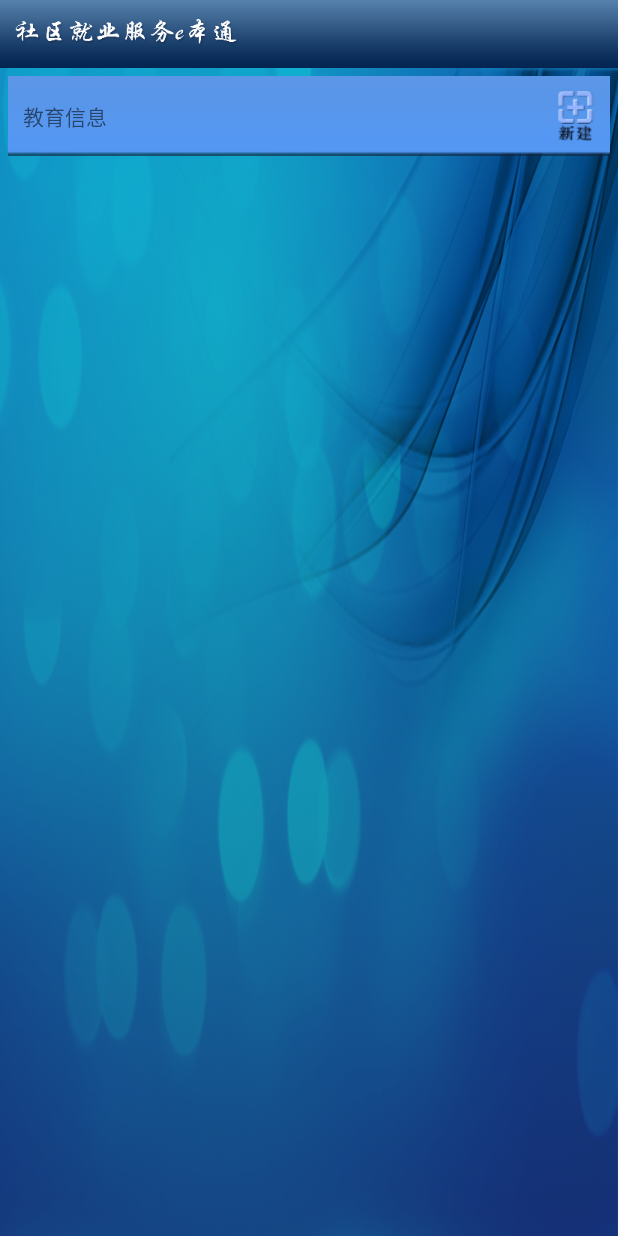
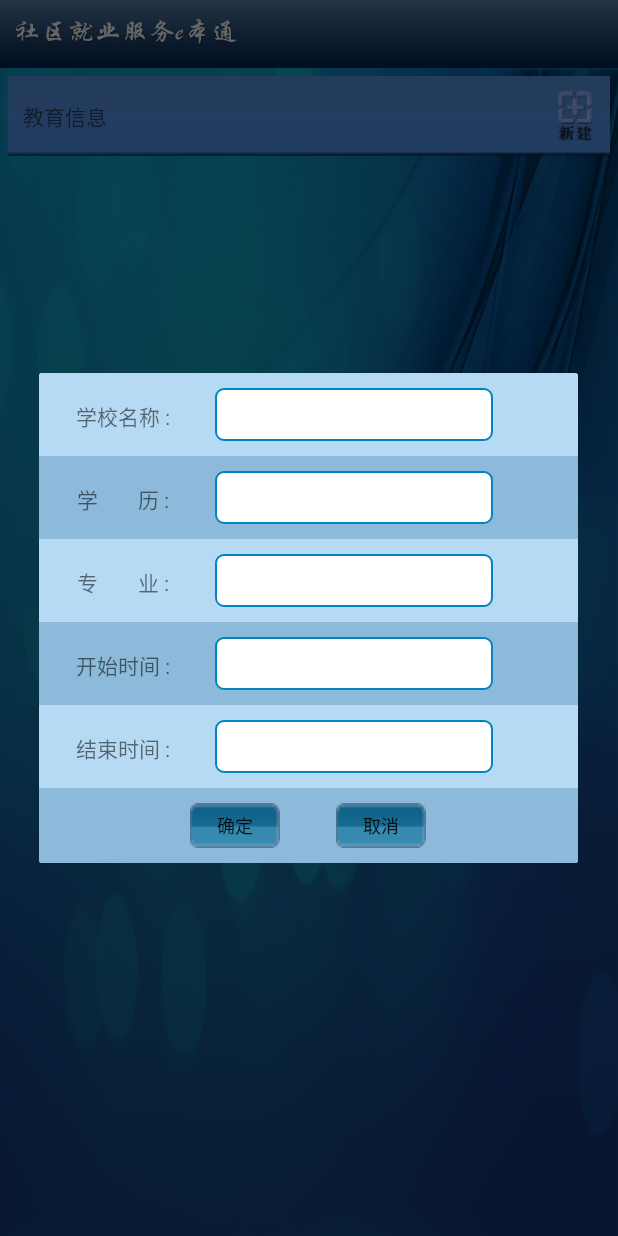
Before and after one commit to 2381447237/ZBETuch_new_phone, an Android app: the PersonEduActivity screen opened directly, with no data from a screen before it, after a tap on an icon or button, on a phone screen of 412 x 824 dp. Run offline under Robolectric (Android 15) with nearby library versions, the phone set to English and light mode, and no system bars; our stand-ins replace CircleImageView.

Commit message:
增加新建教育信息的对话框

```diff
--- a/app/src/main/java/com/youli/zbetuch/jingan/activity/PersonEduActivity.java
+++ b/app/src/main/java/com/youli/zbetuch/jingan/activity/PersonEduActivity.java
@@ -1,15 +1,19 @@
 package com.youli.zbetuch.jingan.activity;
 
 import android.app.AlertDialog;
+import android.app.Dialog;
 import android.content.Context;
 import android.content.DialogInterface;
 import android.graphics.Color;
 import android.os.Bundle;
 import android.os.Handler;
 import android.os.Message;
+import android.text.TextUtils;
 import android.util.Log;
+import android.view.LayoutInflater;
 import android.view.View;
 import android.widget.Button;
+import android.widget.EditText;
 import android.widget.LinearLayout;
 import android.widget.ListView;
 import android.widget.RelativeLayout;
@@ -94,7 +98,7 @@ public class PersonEduActivity extends BaseActivity implements View.OnClickListe
 
         btnNew= (Button) findViewById(R.id.btn_person_education_new);
         btnNew.setOnClickListener(this);
-        initDatas();
+       initDatas();
 
     }
     private void initDatas(){
@@ -177,6 +181,8 @@ public class PersonEduActivity extends BaseActivity implements View.OnClickListe
 
                         Toast.makeText(mContext,"第"+position+"个修改",Toast.LENGTH_SHORT).show();
 
+                        showNewOrModifyDialog("modify",position);
+
                     }
                 });
 
@@ -246,11 +252,53 @@ public class PersonEduActivity extends BaseActivity implements View.OnClickListe
 
             case R.id.btn_person_education_new:
 
-                Toast.makeText(mContext,"新建",Toast.LENGTH_SHORT).show();
+
+
+                showNewOrModifyDialog("new",-1);
 
                 break;
 
         }
 
     }
+
+    private void showNewOrModifyDialog(String sign,int position){
+
+        AlertDialog.Builder builder=new AlertDialog.Builder(this);
+        View view= LayoutInflater.from(mContext).inflate(R.layout.dialog_person_edu,null,false);
+        builder.setView(view);
+
+       final AlertDialog dialog=builder.create();
+
+        EditText etName= (EditText) view.findViewById(R.id.et_dialog_person_edu_name);
+        EditText etEdu= (EditText) view.findViewById(R.id.et_dialog_person_edu_edu);
+        EditText etMajor= (EditText) view.findViewById(R.id.et_dialog_person_edu_major);
+
+        if(TextUtils.equals(sign,"modify")){
+            etName.setText(data.get(position).getSCHOOL());
+            etEdu.setText(data.get(position).getEDUCATION());
+            etMajor.setText(data.get(position).getSPECIALTY());
+        }
+
+        Button btnSure= (Button) view.findViewById(R.id.btn_dialog_person_edu_sure);
+        btnSure.setOnClickListener(new View.OnClickListener() {
+            @Override
+            public void onClick(View v) {
+                Toast.makeText(mContext,"确定",Toast.LENGTH_SHORT).show();
+                dialog.dismiss();
+            }
+        });
+        Button btnCancel = (Button) view.findViewById(R.id.btn_dialog_person_edu_cancel);
+        btnCancel.setOnClickListener(new View.OnClickListener() {
+            @Override
+            public void onClick(View v) {
+                Toast.makeText(mContext,"取消",Toast.LENGTH_SHORT).show();
+                dialog.dismiss();
+            }
+        });
+
+        dialog.show();
+        dialog.setCanceledOnTouchOutside(false);
+    };
+
 }
--- /dev/null
+++ b/app/src/main/res/layout/dialog_person_edu.xml
@@ -0,0 +1,196 @@
+<?xml version="1.0" encoding="utf-8"?>
+<LinearLayout xmlns:android="http://schemas.android.com/apk/res/android"
+    android:orientation="vertical" android:layout_width="match_parent"
+    android:layout_height="match_parent"
+    android:background="#b7daf4">
+
+    <LinearLayout
+        android:padding="10dp"
+        android:layout_width="match_parent"
+        android:layout_height="wrap_content"
+        android:orientation="horizontal">
+
+        <TextView
+            android:gravity="center"
+            android:layout_weight="1"
+            android:layout_width="0dp"
+            android:layout_height="wrap_content"
+            android:text="学校名称 :"/>
+
+        <EditText
+            android:id="@+id/et_dialog_person_edu_name"
+            android:layout_marginLeft="15dp"
+            android:padding="5dp"
+            android:background="@drawable/shape_ziyuan_detail_et"
+            android:layout_weight="2"
+            android:layout_width="0dp"
+            android:layout_height="wrap_content"
+            />
+        <TextView
+            android:layout_weight="0.5"
+            android:layout_width="0dp"
+            android:layout_height="wrap_content"
+            />
+
+
+    </LinearLayout>
+    <LinearLayout
+        android:background="#8dbadb"
+        android:padding="10dp"
+        android:layout_width="match_parent"
+        android:layout_height="wrap_content"
+        android:orientation="horizontal">
+
+        <TextView
+            android:gravity="center"
+            android:layout_weight="1"
+            android:layout_width="0dp"
+            android:layout_height="wrap_content"
+            android:text="学        历 :"/>
+
+        <EditText
+            android:id="@+id/et_dialog_person_edu_edu"
+            android:layout_marginLeft="15dp"
+            android:padding="5dp"
+            android:background="@drawable/shape_ziyuan_detail_et"
+            android:layout_weight="2"
+            android:layout_width="0dp"
+            android:layout_height="wrap_content"
+            />
+        <TextView
+            android:layout_weight="0.5"
+            android:layout_width="0dp"
+            android:layout_height="wrap_content"
+            />
+
+
+    </LinearLayout>
+    <LinearLayout
+        android:padding="10dp"
+        android:layout_width="match_parent"
+        android:layout_height="wrap_content"
+        android:orientation="horizontal">
+
+        <TextView
+            android:gravity="center"
+            android:layout_weight="1"
+            android:layout_width="0dp"
+            android:layout_height="wrap_content"
+            android:text="专        业 :"/>
+
+        <EditText
+            android:id="@+id/et_dialog_person_edu_major"
+            android:layout_marginLeft="15dp"
+            android:padding="5dp"
+            android:background="@drawable/shape_ziyuan_detail_et"
+            android:layout_weight="2"
+            android:layout_width="0dp"
+            android:layout_height="wrap_content"
+            />
+        <TextView
+            android:layout_weight="0.5"
+            android:layout_width="0dp"
+            android:layout_height="wrap_content"
+            />
+
+
+    </LinearLayout>
+    <LinearLayout
+        android:background="#8dbadb"
+        android:padding="10dp"
+        android:layout_width="match_parent"
+        android:layout_height="wrap_content"
+        android:orientation="horizontal">
+
+        <TextView
+            android:gravity="center"
+            android:layout_weight="1"
+            android:layout_width="0dp"
+            android:layout_height="wrap_content"
+            android:text="开始时间 :"/>
+
+        <EditText
+            android:id="@+id/et_dialog_person_edu_start_time"
+            android:layout_marginLeft="15dp"
+            android:padding="5dp"
+            android:background="@drawable/shape_ziyuan_detail_et"
+            android:layout_weight="2"
+            android:layout_width="0dp"
+            android:layout_height="wrap_content"
+            />
+        <TextView
+            android:layout_weight="0.5"
+            android:layout_width="0dp"
+            android:layout_height="wrap_content"
+            />
+
+
+    </LinearLayout>
+    <LinearLayout
+
+        android:padding="10dp"
+        android:layout_width="match_parent"
+        android:layout_height="wrap_content"
+        android:orientation="horizontal">
+
+        <TextView
+            android:gravity="center"
+            android:layout_weight="1"
+            android:layout_width="0dp"
+            android:layout_height="wrap_content"
+            android:text="结束时间 :"/>
+
+        <EditText
+            android:id="@+id/et_dialog_person_edu_end_time"
+            android:layout_marginLeft="15dp"
+            android:padding="5dp"
+            android:background="@drawable/shape_ziyuan_detail_et"
+            android:layout_weight="2"
+            android:layout_width="0dp"
+            android:layout_height="wrap_content"
+            />
+        <TextView
+            android:layout_weight="0.5"
+            android:layout_width="0dp"
+            android:layout_height="wrap_content"
+            />
+
+
+    </LinearLayout>
+    <LinearLayout
+        android:background="#8dbadb"
+        android:padding="10dp"
+        android:layout_width="match_parent"
+        android:layout_height="wrap_content"
+        android:orientation="horizontal">
+
+        <TextView
+            android:layout_width="0dp"
+            android:layout_height="wrap_content"
+            android:layout_weight="1.2"/>
+
+        <Button
+            android:id="@+id/btn_dialog_person_edu_sure"
+            android:background="@drawable/button_selector"
+            android:layout_width="60dp"
+            android:layout_height="30dp"
+            android:text="确定"
+            android:textSize="12sp"/>
+        <TextView
+            android:layout_width="0dp"
+            android:layout_height="wrap_content"
+            android:layout_weight="0.5"/>
+        <Button
+            android:id="@+id/btn_dialog_person_edu_cancel"
+            android:textSize="12sp"
+            android:background="@drawable/button_selector"
+            android:layout_width="60dp"
+            android:layout_height="30dp"
+            android:text="取消"/>
+        <TextView
+            android:layout_width="0dp"
+            android:layout_height="wrap_content"
+            android:layout_weight="1.2"/>
+    </LinearLayout>
+
+</LinearLayout>
```
